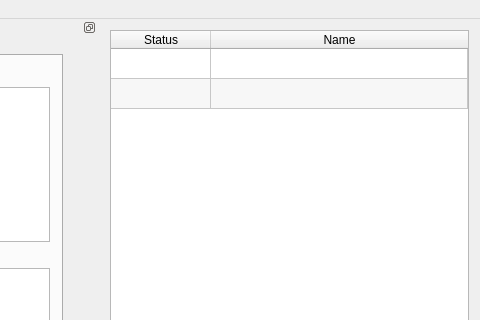
This is mainwindow.ui in emptyewer/MAPster as Qt 5 draws it before an edit; both pictures show x 544 to 1024 and y 0 to 320 of the 1024 by 700 pixel window. The edited form follows.
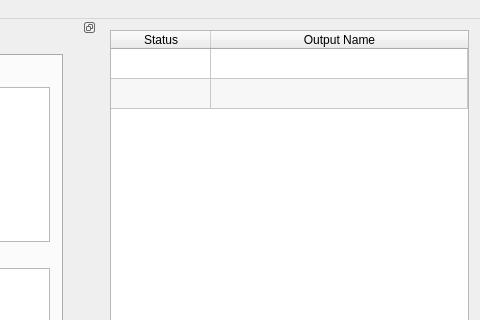
This is the edited form. Custom widgets are drawn as their Qt base class.

```diff
--- a/mainwindow.ui
+++ b/mainwindow.ui
@@ -562,7 +562,7 @@
        </column>
        <column>
         <property name="text">
-         <string>Name</string>
+         <string>Output Name</string>
         </property>
        </column>
       </widget>
```
Left out of the diff: 4 changed lines with no effect on the pictures.
